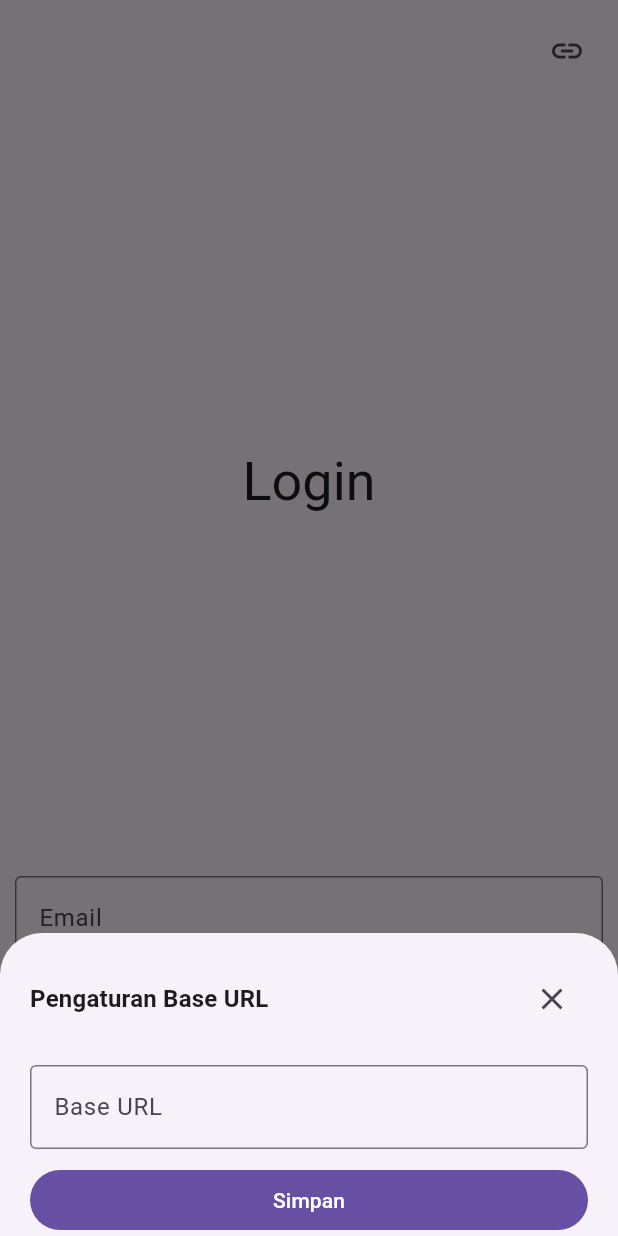
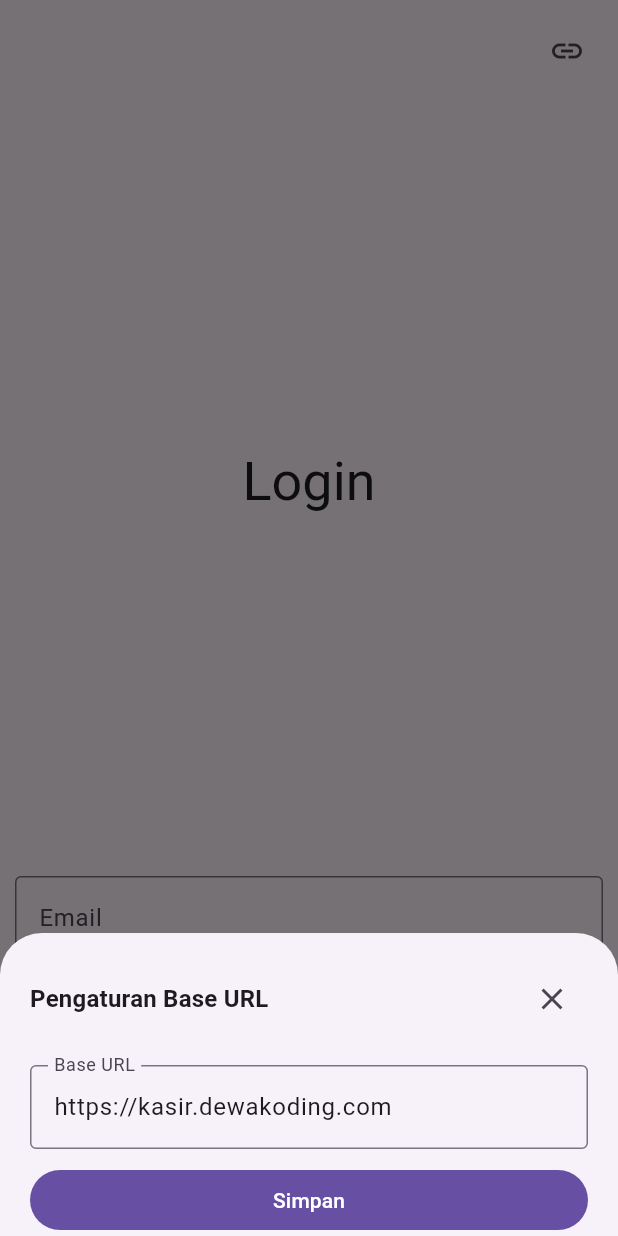
Before and after one commit to ItsKevinRafaell/kasirku-flutter, a Flutter app: the screen it shows after launch, after a tap on the "link" icon, on a phone screen of 412 x 824 dp. Run offline on Flutter 3.47's test engine with Material 3 defaults, Android fonts, the phone set to English and light mode, and no system bars; our stand-ins replace dio, freezed_annotation, get_it, pretty_dio_logger, retrofit, shared_preferences; generated files the repository leaves out were written again.

Commit message:
activity:base url

```diff
--- a/lib/app/presentation/login/login_notifier.dart
+++ b/lib/app/presentation/login/login_notifier.dart
@@ -1,9 +1,37 @@
+import 'package:flutter/material.dart';
+import 'package:kasirku_flutter/core/constant/constant.dart';
+import 'package:kasirku_flutter/core/helper/shared_preferences_helper.dart';
 import 'package:kasirku_flutter/core/provider/app_provider.dart';
+import 'package:shared_preferences/shared_preferences.dart';
 
 class LoginNotifier extends AppProvider {
+  LoginNotifier() {
+    init();
+  }
+
+  TextEditingController _baseUrlController = TextEditingController();
+
+  TextEditingController get baseUrlController => _baseUrlController;
+
   @override
-  init() {
-    // TODO: implement init
-    throw UnimplementedError();
+  init() async {
+    await _getBaseUrl();
+  }
+
+  _getBaseUrl() async {
+    final baseUrlPref = await SharedPreferencesHelper.getString(PREF_BASE_URL);
+    if (baseUrlPref == null) {
+      _baseUrlController.text = 'https://kasir.dewakoding.com';
+      await SharedPreferencesHelper.setString(
+          PREF_BASE_URL, _baseUrlController.text);
+    } else {
+      _baseUrlController.text = baseUrlPref;
+    }
+
+    hideLoading();
+  }
+
+  saveBaseUrl() {
+    SharedPreferencesHelper.setString(PREF_BASE_URL, _baseUrlController.text);
   }
 }
--- a/lib/app/presentation/login/login_screen.dart
+++ b/lib/app/presentation/login/login_screen.dart
@@ -53,15 +53,23 @@ class LoginScreen extends AppWidget<LoginNotifier, void, void> {
         content: Column(
           children: [
             TextField(
+                controller: notifier.baseUrlController,
                 decoration: InputDecoration(
                     label: Text('Base URL'), border: OutlineInputBorder())),
             SizedBox(height: 10),
             Container(
               width: double.maxFinite,
-              child: FilledButton(onPressed: () {}, child: Text('Simpan')),
+              child: FilledButton(
+                  onPressed: () => _onPressSaveBaseUrl(context),
+                  child: Text('Simpan')),
             )
           ],
         ));
+  }
+
+  _onPressSaveBaseUrl(BuildContext context) {
+    notifier.saveBaseUrl();
+    Navigator.pop(context);
   }
 
   _onPressLogin(BuildContext context) {
```
